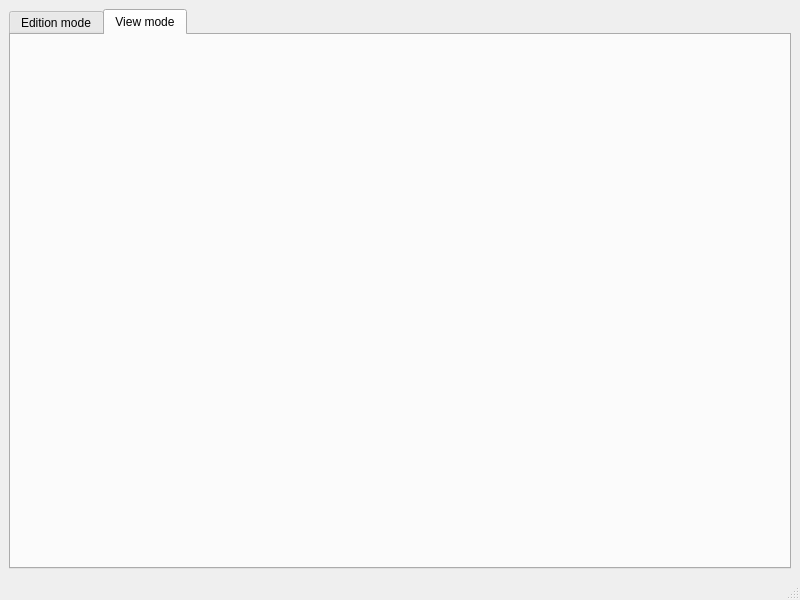
First picture: the form in src/frontend/ui/editor.ui, repository Jonsba/joed, before the edit.
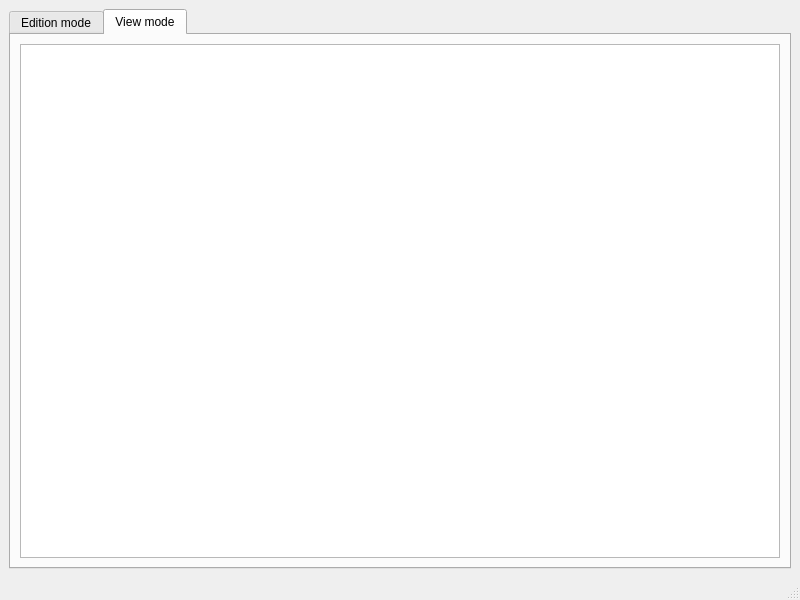
Second picture: the form after the edit. The open tabs and pages were chosen to show the change.

```diff
--- a/src/frontend/ui/editor.ui
+++ b/src/frontend/ui/editor.ui
@@ -220,7 +220,21 @@
        <attribute name="title">
         <string>View mode</string>
        </attribute>
-       <layout class="QHBoxLayout" name="View_Mode_Layout"/>
+       <layout class="QHBoxLayout" name="View_Mode_Layout">
+        <item>
+         <widget class="QTreeView" name="Bookmark_View">
+          <property name="sizePolicy">
+           <sizepolicy hsizetype="Preferred" vsizetype="Expanding">
+            <horstretch>0</horstretch>
+            <verstretch>0</verstretch>
+           </sizepolicy>
+          </property>
+          <property name="headerHidden">
+           <bool>true</bool>
+          </property>
+         </widget>
+        </item>
+       </layout>
       </widget>
      </widget>
     </item>
```
Left out of the diff: 12 changed lines with no effect on the pictures.
